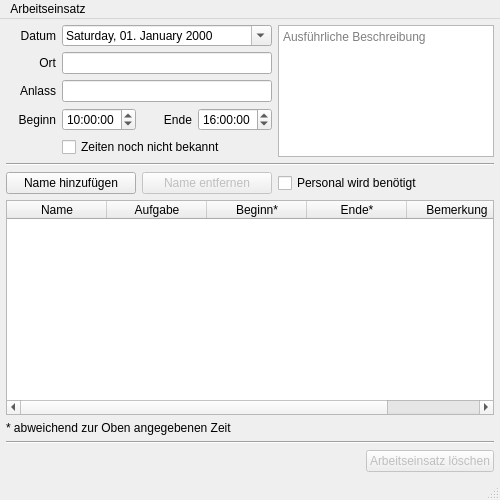
First picture: the form in Programm/activitywindow.ui, repository philjosch/Einsatzplaner, before the edit.
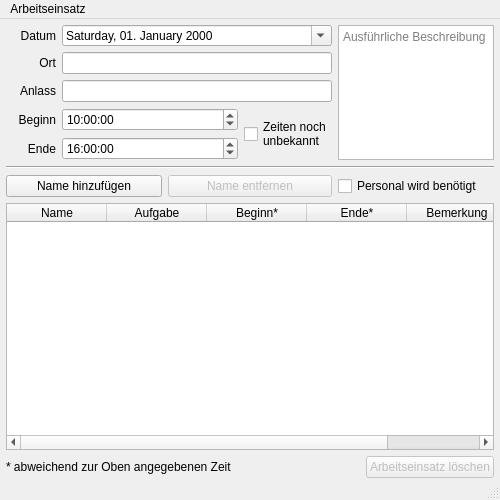
Second picture: the form after the edit.

Commit message:
Aktivitätenfenster verschlankt
Das Fenster eines Arbeitseinsatzes wurde weiter optimiert

What changed in the file:
```diff
--- a/Programm/activitywindow.ui
+++ b/Programm/activitywindow.ui
@@ -12,7 +12,7 @@
   </property>
   <property name="minimumSize">
    <size>
-    <width>480</width>
+    <width>495</width>
     <height>400</height>
    </size>
   </property>
@@ -20,7 +20,7 @@
    <string>MainWindow</string>
   </property>
   <widget class="QWidget" name="centralwidget">
-   <layout class="QGridLayout" name="gridLayout" columnminimumwidth="50,50,50,50,0">
+   <layout class="QGridLayout" name="gridLayout" rowstretch="0,0,0,0,0,0,0,1,0,0" columnstretch="0,0,0,0,1" columnminimumwidth="50,100,70,80,0">
     <property name="leftMargin">
      <number>6</number>
     </property>
@@ -31,18 +31,25 @@
      <number>6</number>
     </property>
     <property name="bottomMargin">
-     <number>6</number>
+     <number>0</number>
     </property>
     <property name="spacing">
      <number>6</number>
     </property>
-    <item row="9" column="0" colspan="5">
-     <widget class="Line" name="line">
-      <property name="orientation">
-       <enum>Qt::Horizontal</enum>
+    <item row="3" column="1" colspan="2">
+     <widget class="QTimeEdit" name="timeBeginn">
+      <property name="time">
+       <time>
+        <hour>10</hour>
+        <minute>0</minute>
+        <second>0</second>
+       </time>
       </property>
      </widget>
     </item>
+    <item row="2" column="1" colspan="3">
+     <widget class="QLineEdit" name="lineAnlass"/>
+    </item>
     <item row="0" column="0">
      <widget class="QLabel" name="label">
       <property name="text">
@@ -53,6 +60,67 @@
       </property>
      </widget>
     </item>
+    <item row="4" column="0">
+     <widget class="QLabel" name="label_6">
+      <property name="text">
+       <string>Ende</string>
+      </property>
+      <property name="alignment">
+       <set>Qt::AlignRight|Qt::AlignTrailing|Qt::AlignVCenter</set>
+      </property>
+     </widget>
+    </item>
+    <item row="6" column="0" colspan="2">
+     <widget class="QPushButton" name="buttonInsert">
+      <property name="text">
+       <string>Name hinzufügen</string>
+      </property>
+     </widget>
+    </item>
+    <item row="3" column="0">
+     <widget class="QLabel" name="label_5">
+      <property name="text">
+       <string>Beginn</string>
+      </property>
+      <property name="alignment">
+       <set>Qt::AlignRight|Qt::AlignTrailing|Qt::AlignVCenter</set>
+      </property>
+     </widget>
+    </item>
+    <item row="6" column="2" colspan="2">
+     <widget class="QPushButton" name="buttonRemove">
+      <property name="enabled">
+       <bool>false</bool>
+      </property>
+      <property name="text">
+       <string>Name entfernen</string>
+      </property>
+     </widget>
+    </item>
+    <item row="4" column="1" colspan="2">
+     <widget class="QTimeEdit" name="timeEnde">
+      <property name="time">
+       <time>
+        <hour>16</hour>
+        <minute>0</minute>
+        <second>0</second>
+       </time>
+      </property>
+     </widget>
+    </item>
+    <item row="1" column="0">
+     <widget class="QLabel" name="label_2">
+      <property name="text">
+       <string>Ort</string>
+      </property>
+      <property name="alignment">
+       <set>Qt::AlignRight|Qt::AlignTrailing|Qt::AlignVCenter</set>
+      </property>
+     </widget>
+    </item>
+    <item row="1" column="1" colspan="3">
+     <widget class="QLineEdit" name="lineOrt"/>
+    </item>
     <item row="7" column="0" colspan="5">
      <widget class="QTableWidget" name="tablePersonen">
       <property name="sortingEnabled">
@@ -91,13 +159,6 @@
       </column>
      </widget>
     </item>
-    <item row="6" column="0" colspan="2">
-     <widget class="QPushButton" name="buttonInsert">
-      <property name="text">
-       <string>Name hinzufügen</string>
-      </property>
-     </widget>
-    </item>
     <item row="5" column="0" colspan="5">
      <widget class="Line" name="line_2">
       <property name="orientation">
@@ -105,140 +166,14 @@
       </property>
      </widget>
     </item>
-    <item row="3" column="2">
-     <widget class="QLabel" name="label_6">
+    <item row="3" column="3" rowspan="2">
+     <widget class="QCheckBox" name="checkZeiten">
       <property name="text">
-       <string>Ende</string>
+       <string>Zeiten noch
+unbekannt</string>
       </property>
-      <property name="alignment">
-       <set>Qt::AlignRight|Qt::AlignTrailing|Qt::AlignVCenter</set>
-      </property>
      </widget>
     </item>
-    <item row="1" column="0">
-     <widget class="QLabel" name="label_2">
-      <property name="text">
-       <string>Ort</string>
-      </property>
-      <property name="alignment">
-       <set>Qt::AlignRight|Qt::AlignTrailing|Qt::AlignVCenter</set>
-      </property>
-     </widget>
-    </item>
-    <item row="6" column="2" colspan="2">
-     <widget class="QPushButton" name="buttonRemove">
-      <property name="enabled">
-       <bool>false</bool>
-      </property>
-      <property name="text">
-       <string>Name entfernen</string>
-      </property>
-     </widget>
-    </item>
-    <item row="10" column="0" colspan="5">
-     <layout class="QGridLayout" name="gridLayout_2">
-      <property name="leftMargin">
-       <number>0</number>
-      </property>
-      <property name="topMargin">
-       <number>0</number>
-      </property>
-      <property name="rightMargin">
-       <number>0</number>
-      </property>
-      <property name="bottomMargin">
-       <number>0</number>
-      </property>
-      <property name="spacing">
-       <number>6</number>
-      </property>
-      <item row="0" column="0">
-       <spacer name="horizontalSpacer">
-        <property name="orientation">
-         <enum>Qt::Horizontal</enum>
-        </property>
-        <property name="sizeHint" stdset="0">
-         <size>
-          <width>232</width>
-          <height>20</height>
-         </size>
-        </property>
-       </spacer>
-      </item>
-      <item row="0" column="1">
-       <widget class="QPushButton" name="buttonDelete">
-        <property name="enabled">
-         <bool>false</bool>
-        </property>
-        <property name="text">
-         <string>Arbeitseinsatz löschen</string>
-        </property>
-       </widget>
-      </item>
-     </layout>
-    </item>
-    <item row="2" column="1" colspan="3">
-     <widget class="QLineEdit" name="lineAnlass"/>
-    </item>
-    <item row="3" column="0">
-     <widget class="QLabel" name="label_5">
-      <property name="text">
-       <string>Beginn</string>
-      </property>
-      <property name="alignment">
-       <set>Qt::AlignRight|Qt::AlignTrailing|Qt::AlignVCenter</set>
-      </property>
-     </widget>
-    </item>
-    <item row="3" column="3">
-     <widget class="QTimeEdit" name="timeEnde">
-      <property name="time">
-       <time>
-        <hour>16</hour>
-        <minute>0</minute>
-        <second>0</second>
-       </time>
-      </property>
-     </widget>
-    </item>
-    <item row="3" column="1">
-     <widget class="QTimeEdit" name="timeBeginn">
-      <property name="time">
-       <time>
-        <hour>10</hour>
-        <minute>0</minute>
-        <second>0</second>
-       </time>
-      </property>
-     </widget>
-    </item>
-    <item row="2" column="0">
-     <widget class="QLabel" name="label_3">
-      <property name="text">
-       <string>Anlass</string>
-      </property>
-      <property name="alignment">
-       <set>Qt::AlignRight|Qt::AlignTrailing|Qt::AlignVCenter</set>
-      </property>
-     </widget>
-    </item>
-    <item row="6" column="4">
-     <widget class="QCheckBox" name="checkBoxBenoetigt">
-      <property name="text">
-       <string>Personal wird benötigt</string>
-      </property>
-     </widget>
-    </item>
-    <item row="8" column="0" colspan="5">
-     <widget class="QLabel" name="label_8">
-      <property name="text">
-       <string>* abweichend zur Oben angegebenen Zeit</string>
-      </property>
-     </widget>
-    </item>
-    <item row="1" column="1" colspan="3">
-     <widget class="QLineEdit" name="lineOrt"/>
-    </item>
     <item row="0" column="1" colspan="3">
      <widget class="QDateEdit" name="dateDatum">
       <property name="maximumSize">
@@ -255,6 +190,23 @@
       </property>
      </widget>
     </item>
+    <item row="2" column="0">
+     <widget class="QLabel" name="label_3">
+      <property name="text">
+       <string>Anlass</string>
+      </property>
+      <property name="alignment">
+       <set>Qt::AlignRight|Qt::AlignTrailing|Qt::AlignVCenter</set>
+      </property>
+     </widget>
+    </item>
+    <item row="6" column="4">
+     <widget class="QCheckBox" name="checkBoxBenoetigt">
+      <property name="text">
+       <string>Personal wird benötigt</string>
+      </property>
+     </widget>
+    </item>
     <item row="0" column="4" rowspan="5">
      <widget class="QPlainTextEdit" name="plainBeschreibung">
       <property name="sizePolicy">
@@ -271,12 +223,54 @@
       </property>
      </widget>
     </item>
-    <item row="4" column="1" colspan="3">
-     <widget class="QCheckBox" name="checkZeiten">
-      <property name="text">
-       <string>Zeiten noch nicht bekannt</string>
+    <item row="8" column="0" colspan="5">
+     <layout class="QGridLayout" name="gridLayout_2">
+      <property name="leftMargin">
+       <number>0</number>
       </property>
-     </widget>
+      <property name="topMargin">
+       <number>0</number>
+      </property>
+      <property name="rightMargin">
+       <number>0</number>
+      </property>
+      <property name="bottomMargin">
+       <number>0</number>
+      </property>
+      <property name="spacing">
+       <number>6</number>
+      </property>
+      <item row="0" column="1">
+       <spacer name="horizontalSpacer">
+        <property name="orientation">
+         <enum>Qt::Horizontal</enum>
+        </property>
+        <property name="sizeHint" stdset="0">
+         <size>
+          <width>232</width>
+          <height>20</height>
+         </size>
+        </property>
+       </spacer>
+      </item>
+      <item row="0" column="2">
+       <widget class="QPushButton" name="buttonDelete">
+        <property name="enabled">
+         <bool>false</bool>
+        </property>
+        <property name="text">
+         <string>Arbeitseinsatz löschen</string>
+        </property>
+       </widget>
+      </item>
+      <item row="0" column="0">
+       <widget class="QLabel" name="label_8">
+        <property name="text">
+         <string>* abweichend zur Oben angegebenen Zeit</string>
+        </property>
+       </widget>
+      </item>
+     </layout>
     </item>
    </layout>
   </widget>
```
Left out of the diff: 6 changed lines with no effect on the pictures.
